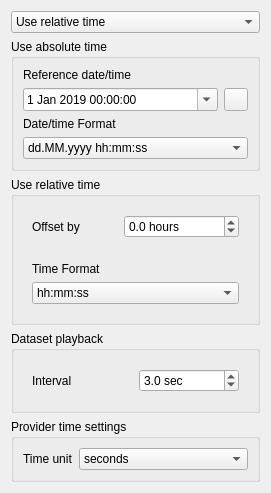
Qt form src/ui/mesh/qgsmeshtimeformatdialog.ui (qgis/QGIS) before a commit.
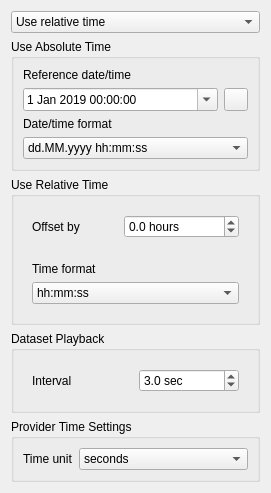
The same form after that commit. Icons and pictures are not drawn.

```diff
--- a/src/ui/mesh/qgsmeshtimeformatdialog.ui
+++ b/src/ui/mesh/qgsmeshtimeformatdialog.ui
@@ -40,7 +40,7 @@
       <bool>true</bool>
      </property>
      <property name="title">
-      <string>Use absolute time </string>
+      <string>Use Absolute Time </string>
      </property>
      <property name="flat">
       <bool>false</bool>
@@ -106,7 +106,7 @@
       <item>
        <widget class="QLabel" name="label">
         <property name="text">
-         <string>Date/time Format</string>
+         <string>Date/time format</string>
         </property>
        </widget>
       </item>
@@ -183,7 +183,7 @@
    <item>
     <widget class="QGroupBox" name="mRelativeTimeGroupBox">
      <property name="title">
-      <string>Use relative time</string>
+      <string>Use Relative Time</string>
      </property>
      <layout class="QVBoxLayout" name="verticalLayout_3">
       <item>
@@ -221,7 +221,7 @@
          <item>
           <widget class="QLabel" name="label_4">
            <property name="text">
-            <string>Time Format</string>
+            <string>Time format</string>
            </property>
           </widget>
          </item>
@@ -276,7 +276,7 @@
    <item>
     <widget class="QGroupBox" name="mDatasetPlaybackGroupBox">
      <property name="title">
-      <string>Dataset playback</string>
+      <string>Dataset Playback</string>
      </property>
      <layout class="QVBoxLayout" name="verticalLayout_5">
       <item>
@@ -317,7 +317,7 @@
    <item>
     <widget class="QGroupBox" name="groupBox">
      <property name="title">
-      <string>Provider time settings</string>
+      <string>Provider Time Settings</string>
      </property>
      <layout class="QFormLayout" name="formLayout">
       <item row="0" column="1">
```
